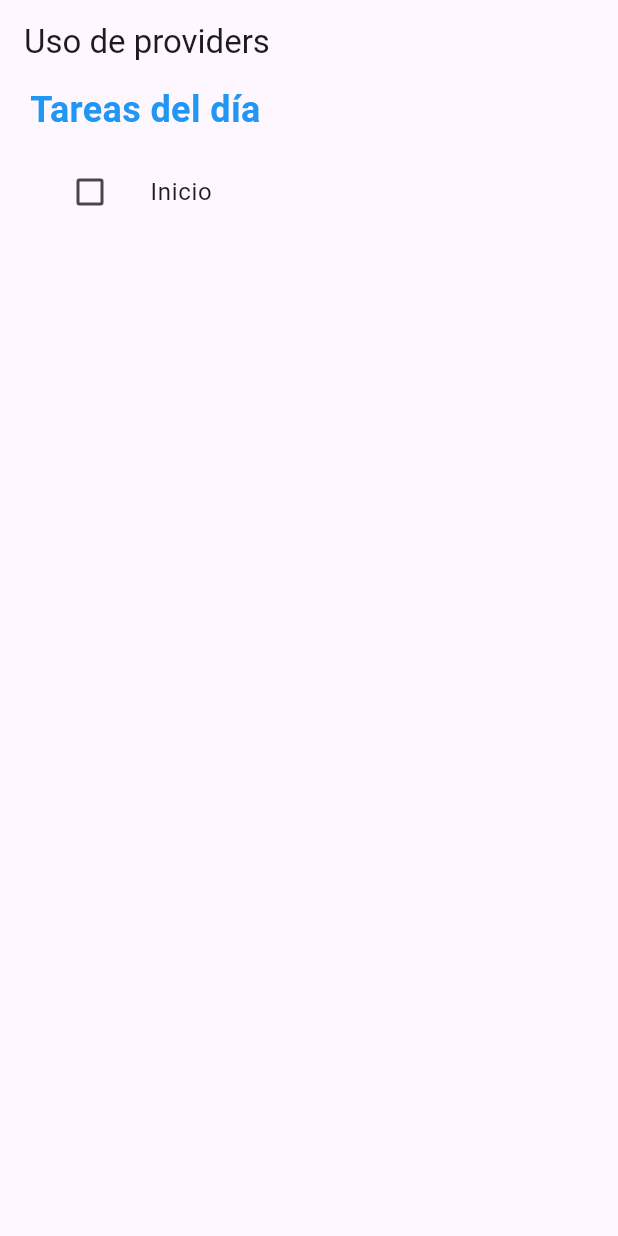
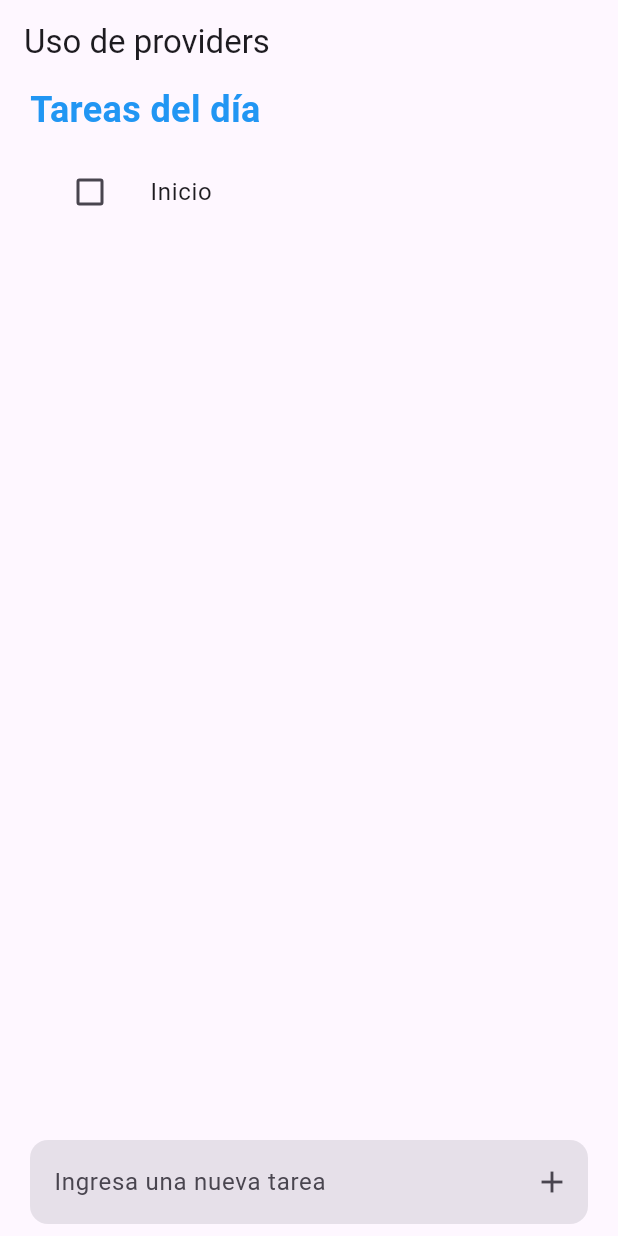
Before and after one commit to RafaEscobar/Flutter-Use-Provider, a Flutter app: the screen it shows after launch, on a phone screen of 412 x 824 dp. Run offline on Flutter 3.47's test engine with Material 3 defaults, Android fonts, the light colour scheme and no system bars.

Commit message:
Agrega TextFormField

```diff
--- a/lib/screens/screen_one.dart
+++ b/lib/screens/screen_one.dart
@@ -41,7 +41,28 @@ class ScreenOne extends StatelessWidget {
                   },
                 ),
               ),
-            )
+            ),
+            Padding(
+              padding: const EdgeInsets.only(top: 8, bottom: 8),
+              child: TextFormField(
+                style: const TextStyle(
+                  color: Colors.blue,
+                ),
+                decoration: InputDecoration(
+                  enabledBorder: OutlineInputBorder(
+                    borderRadius: BorderRadius.circular(12),
+                    borderSide: const BorderSide(color: Colors.transparent),
+                  ),
+                  hintText: 'Ingresa una nueva tarea',
+                  border: InputBorder.none,
+                  filled: true,
+                  suffixIcon: IconButton(
+                    onPressed: (){},
+                    icon: const Icon(Icons.add),
+                  )
+                ),
+              ),
+            ),
           ],
         ),
       ),
```
